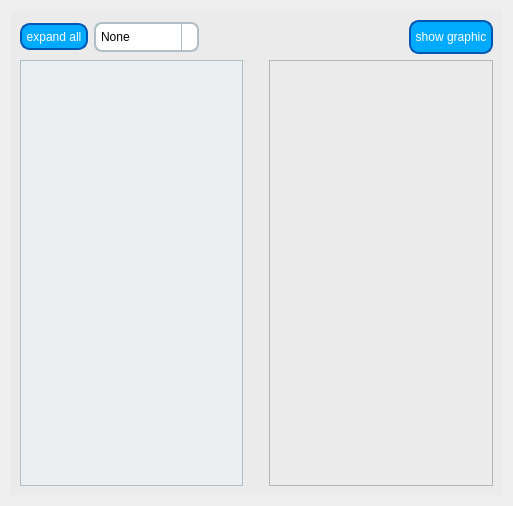
The window that src/edcon/gui/ui/processdata_tab.ui (Festo-se/festo-edcon) describes before a commit, drawn with Qt 5.
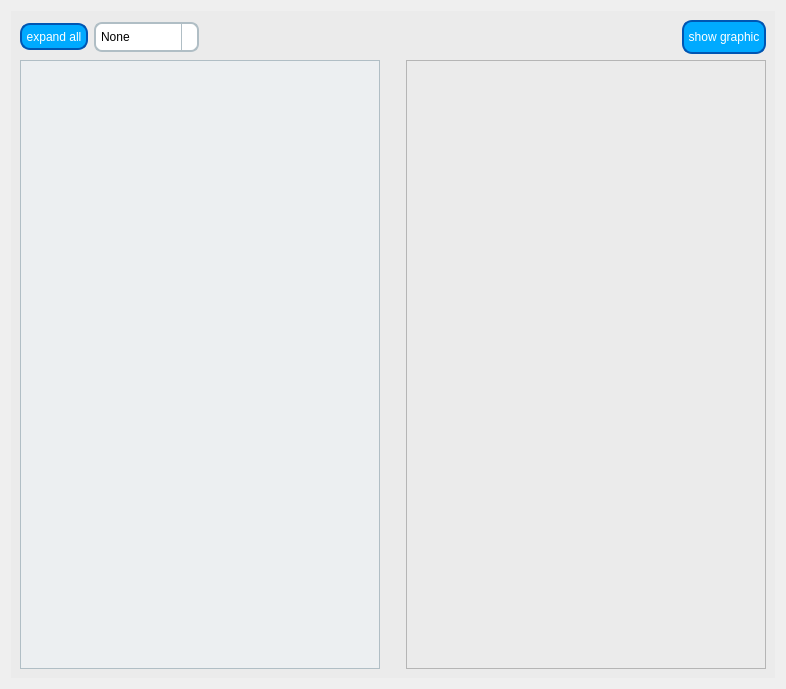
The same window after the commit. Icons and pictures are not drawn.

Commit message: State is obtained through tgh bits

Diff of the .ui file:
```diff
--- a/src/edcon/gui/ui/processdata_tab.ui
+++ b/src/edcon/gui/ui/processdata_tab.ui
@@ -6,8 +6,8 @@
    <rect>
     <x>0</x>
     <y>0</y>
-    <width>513</width>
-    <height>506</height>
+    <width>786</width>
+    <height>689</height>
    </rect>
   </property>
   <property name="windowTitle">
```
The commit also changes 2 other files.
